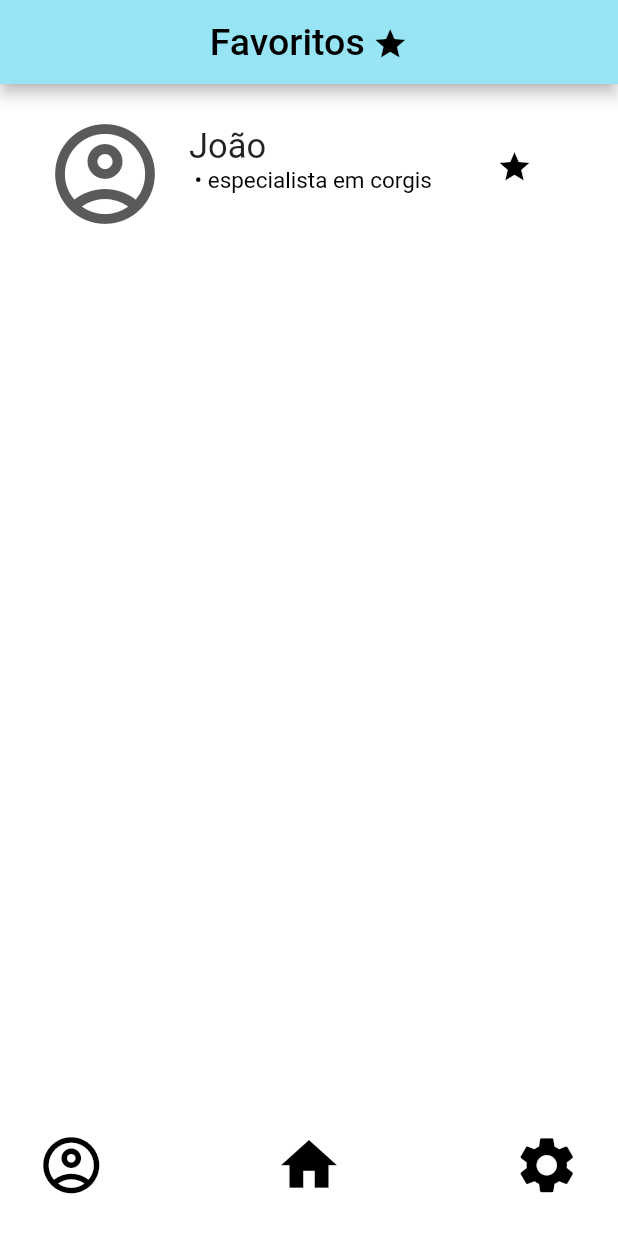
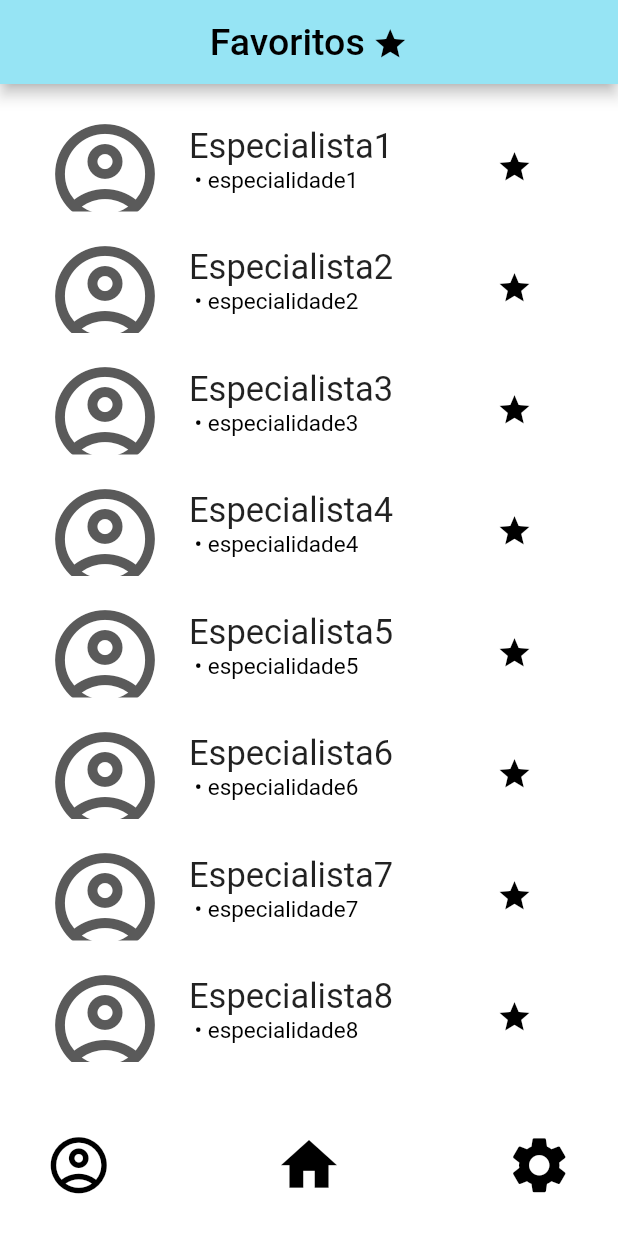
Before and after one commit to Ja1zinh0/app_medico, a Flutter app: the TelaFavoritos screen opened by its route, on a phone screen of 412 x 824 dp. Shown: the top 1233 px of the screen. Run offline on Flutter 3.47's test engine with Material 2 defaults, Android fonts, the light colour scheme and no system bars; drawn by our look-alikes of google_nav_bar; our stand-ins replace font_awesome_flutter.

Commit message:
Edição no estilo

```diff
--- a/lib/components/bottomBar.dart
+++ b/lib/components/bottomBar.dart
@@ -1,6 +1,7 @@
 import 'package:flutter/material.dart';
 import 'package:google_nav_bar/google_nav_bar.dart';
 
+// ignore: non_constant_identifier_names
 Widget CustomBottom(context) {
   return Container(
 
@@ -14,6 +15,7 @@ Widget CustomBottom(context) {
             onPressed: () {
                Navigator.pushNamed(context, 'editarPerfil', arguments: null);
             },
+             margin: const EdgeInsets.only(left: 5,),
             icon: Icons.account_circle_outlined,
             iconSize: 45,
           ),
@@ -27,6 +29,7 @@ Widget CustomBottom(context) {
           GButton(
             onPressed: () {
             },
+             margin: const EdgeInsets.only(right: 5),
             icon: Icons.settings,
             iconSize: 45,
           ),
--- a/lib/components/customAppBar.dart
+++ b/lib/components/customAppBar.dart
@@ -195,11 +195,11 @@ Widget buildEndDrawer(BuildContext context) {
                           ),
                         ),
                         Row(
-                          children: [
-                            const SizedBox(
+                          children: const [
+                            SizedBox(
                               width: 85,
                             ),
-                            const Icon(
+                            Icon(
                               Icons.settings,
                               size: 50,
                             )
--- a/lib/view/tela_favoritos.dart
+++ b/lib/view/tela_favoritos.dart
@@ -19,7 +19,16 @@ class _TelaFavoritosState extends State<TelaFavoritos> {
 
   @override
   void initState() {
-    lista.add(Profissional('João', 'especialista em corgis'));
+    lista.add(Profissional('Especialista1', 'especialidade1'));
+    lista.add(Profissional('Especialista2', 'especialidade2'));
+    lista.add(Profissional('Especialista3', 'especialidade3'));
+    lista.add(Profissional('Especialista4', 'especialidade4'));
+    lista.add(Profissional('Especialista5', 'especialidade5'));
+    lista.add(Profissional('Especialista6', 'especialidade6'));
+    lista.add(Profissional('Especialista7', 'especialidade7'));
+    lista.add(Profissional('Especialista8', 'especialidade8'));
+    lista.add(Profissional('Especialista9', 'especialidade9'));
+    lista.add(Profissional('Especialista10', 'especialidade10'));
 
     index = -1;
     super.initState();
@@ -42,9 +51,12 @@ class _TelaFavoritosState extends State<TelaFavoritos> {
                 fontSize: 25,
               ),
             ),
+
             Padding(
+
               padding: EdgeInsets.only(left: 5, top: 3),
               child: Icon(
+
                 Icons.star,
                 color: Colors.black,
               ),
@@ -53,8 +65,11 @@ class _TelaFavoritosState extends State<TelaFavoritos> {
         ),
       ),
       body: Column(
+
         children: [
+
           Expanded(
+
             child: listarContatos(),
           ),
         ],
```
